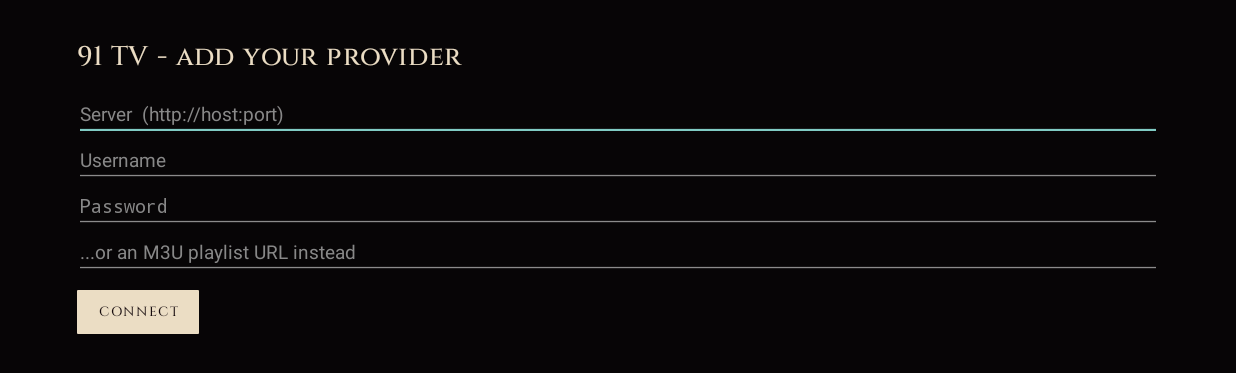
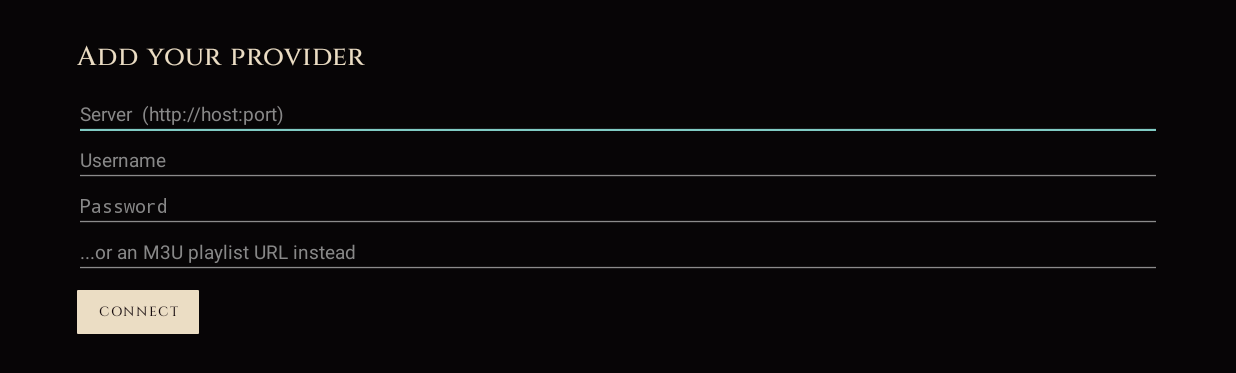
Before and after one commit to mohammedaalnoaimi-dot/91-TV, an Android app: the screen it shows after launch (MainActivity), after a tap on "CONNECT", on a phone screen of 824 x 412 dp (held sideways). Shown: the top 373 px of the screen. Run offline under Robolectric (Android 15) with nearby library versions, the phone set to English and light mode, and no system bars; network calls fail; pictures from the network do not load.

Commit message:
0.9.4: new logo on screensaver, loading and setup screens
Co-Authored-By: Claude Sonnet 5.5 <noreply@anthropic.com>
Claude-Session: https://claude.ai/code/session_018YPp45AmfmdaYeqfQ7N2CE

```diff
--- a/app/build.gradle.kts
+++ b/app/build.gradle.kts
@@ -9,8 +9,8 @@ android {
         applicationId = "com.aurora.tv"
         minSdk = 21
         targetSdk = 34
-        versionCode = 39
-        versionName = "0.9.3"
+        versionCode = 40
+        versionName = "0.9.4"
     }
     signingConfigs {
         getByName("debug") {
--- a/app/src/main/java/com/aurora/tv/MainActivity.kt
+++ b/app/src/main/java/com/aurora/tv/MainActivity.kt
@@ -138,7 +138,7 @@ class MainActivity : Activity() {
     // =====================================================================================
     private fun setupView() {
         val col = LinearLayout(this).apply { orientation = LinearLayout.VERTICAL; setBackgroundColor(BG); setPadding(dp(80), dp(40), dp(80), dp(20)) }
-        col.addView(mkText("91 TV - add your provider", 28f, CREAM, true).apply { setPadding(0, 0, 0, dp(16)) })
+        col.addView(mkText("Add your provider", 28f, CREAM, true).apply { setPadding(0, 0, 0, dp(16)) })
         fun field(hint: String, key: String, pw: Boolean = false) = EditText(this).apply {
             this.hint = hint; textSize = 20f; setTextColor(CREAM); setHintTextColor(Color.GRAY); setSingleLine()
             setText(prefs.getString(key, "")); if (pw) inputType = InputType.TYPE_CLASS_TEXT or InputType.TYPE_TEXT_VARIATION_PASSWORD
@@ -161,7 +161,12 @@ class MainActivity : Activity() {
         setContentView(f)
     }
 
-    private fun bigMessage(t: String) = setContentView(TextView(this).apply { text = t; textSize = 26f; setTextColor(CREAM); gravity = Gravity.CENTER; setBackgroundColor(BG) })
+    private fun bigMessage(t: String) {
+        val col = LinearLayout(this).apply { orientation = LinearLayout.VERTICAL; gravity = Gravity.CENTER; setBackgroundColor(BG) }
+        col.addView(ImageView(this).apply { setImageResource(R.drawable.wordmark); scaleType = ImageView.ScaleType.FIT_CENTER }, LinearLayout.LayoutParams(dp(420), dp(64)))
+        col.addView(TextView(this).apply { text = t.removePrefix("91 TV").trim(); textSize = 22f; setTextColor(CREAM); gravity = Gravity.CENTER; setPadding(0, dp(24), 0, 0) })
+        setContentView(col)
+    }
 
     private fun setData(l: List<Item>?, m: List<Item>?, se: List<Item>?) {
         if (l != null) live = l; if (m != null) movies = m; if (se != null) series = se; visCache.clear(); smart.clear()
@@ -1019,7 +1024,7 @@ class MainActivity : Activity() {
         row("Screensaver style", (if (prefs.getString("saverStyle", "clock") == "clock") "Quiet clock with date, next prayer and what you were watching (gentle on the screen)" else "Slideshow of movie posters") + "  - press to switch") { prefs.edit().putString("saverStyle", if (prefs.getString("saverStyle", "clock") == "clock") "posters" else "clock").apply(); refreshPage() }
         head("OTHER")
         row("Clear watch history", "Continue watching and recently watched") { prefs.edit().remove("recent").apply(); Toast.makeText(this, "History cleared", Toast.LENGTH_SHORT).show() }
-        row("About", "91 TV 0.9.3 · long-press OK on anything to add to My List or hide its category") { }
+        row("About", "91 TV 0.9.4 · long-press OK on anything to add to My List or hide its category") { }
         root.post { firstRow?.requestFocus() }
         return ScrollView(this).apply { isFillViewport = true; setBackgroundColor(BG); isVerticalScrollBarEnabled = false; addView(root, FrameLayout.LayoutParams(-1, -2)) }
     }
@@ -1118,7 +1123,7 @@ class MainActivity : Activity() {
         val up = mkItalic("", 17f, GRAY).apply { gravity = Gravity.CENTER; setPadding(0, dp(10), 0, 0) }
         box.addView(clock); box.addView(date); box.addView(next); box.addView(up)
         val brand = LinearLayout(this).apply { orientation = LinearLayout.VERTICAL; gravity = Gravity.CENTER_HORIZONTAL }
-        brand.addView(mkText("", 16f, MUTED, true).apply { letterSpacing = 0.3f; text = android.text.SpannableString("91 TV").apply { setSpan(android.text.style.ForegroundColorSpan(ROSE), 0, 2, 0) } })
+        brand.addView(ImageView(this).apply { setImageResource(R.drawable.wordmark); scaleType = ImageView.ScaleType.FIT_CENTER; alpha = 0.85f }, LinearLayout.LayoutParams(dp(150), dp(23)))
         f.addView(box, FrameLayout.LayoutParams(-2, -2, Gravity.CENTER))
         f.addView(brand, FrameLayout.LayoutParams(-2, -2, Gravity.BOTTOM or Gravity.CENTER_HORIZONTAL).apply { bottomMargin = dp(34) })
         (window.decorView as ViewGroup).addView(f, ViewGroup.LayoutParams(-1, -1))
@@ -1153,8 +1158,8 @@ class MainActivity : Activity() {
         val bg = ImageView(this).apply { scaleType = ImageView.ScaleType.CENTER_CROP; alpha = 0f }
         f.addView(bg, FrameLayout.LayoutParams(-1, -1))
         f.addView(View(this).apply { background = GradientDrawable(GradientDrawable.Orientation.BOTTOM_TOP, intArrayOf(Color.parseColor("#E6070506"), Color.TRANSPARENT)) }, FrameLayout.LayoutParams(-1, dp(220), Gravity.BOTTOM))
-        val brand = mkText("91 TV", 26f, ROSE, true)
-        f.addView(brand, FrameLayout.LayoutParams(-2, -2, Gravity.TOP or Gravity.START).apply { setMargins(dp(40), dp(30), 0, 0) })
+        val brand = ImageView(this).apply { setImageResource(R.drawable.wordmark); scaleType = ImageView.ScaleType.FIT_START }
+        f.addView(brand, FrameLayout.LayoutParams(dp(190), dp(29), Gravity.TOP or Gravity.START).apply { setMargins(dp(40), dp(30), 0, 0) })
         val t = mkText("", 24f, CREAM, true).apply { gravity = Gravity.CENTER }
         f.addView(t, FrameLayout.LayoutParams(-1, -2, Gravity.BOTTOM).apply { setMargins(dp(40), 0, dp(40), dp(36)) })
         (window.decorView as ViewGroup).addView(f, ViewGroup.LayoutParams(-1, -1))
```
